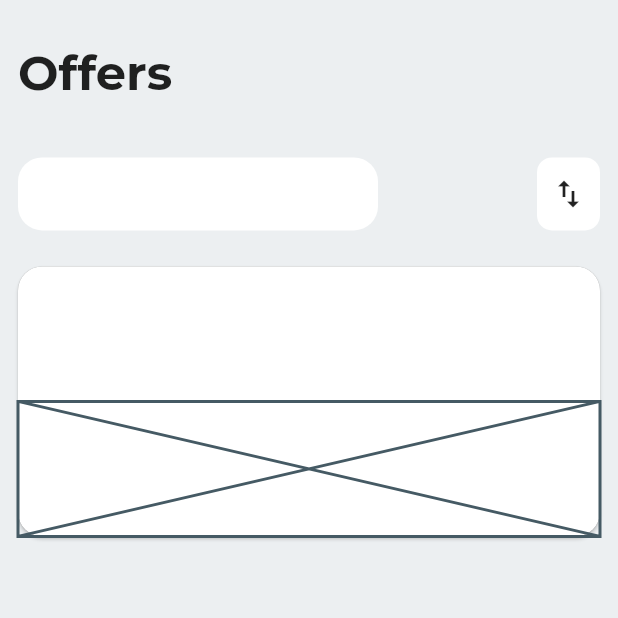
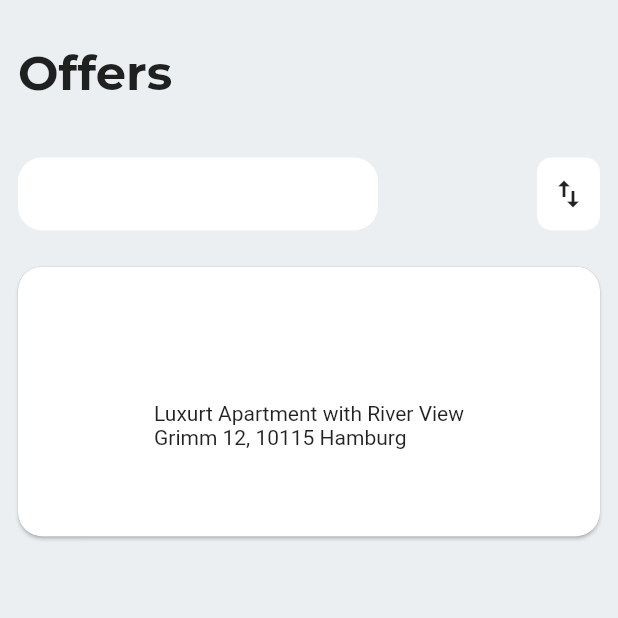
Before and after one commit to JAICHANGPARK/flutter_notebook_11th_story, a Flutter app: the screen it shows after launch, on a phone screen of 412 x 824 dp, the top half of it. Run offline on Flutter 3.47's test engine with Material 2 defaults, Android fonts, the phone set to English and light mode, and no system bars; our stand-ins replace backdrop, badges, flutter_inner_drawer, flutter_slidable, flutter_swiper, google_fonts.

Commit message:
Update offers_home_page.dart

```diff
--- a/lib/ep741_offers_app/ui/offers_home_page.dart
+++ b/lib/ep741_offers_app/ui/offers_home_page.dart
@@ -72,7 +72,13 @@ class _OffersHomePageState extends State<OffersHomePage> {
                                         ],
                                       ),
                                     )),
-                            Expanded(child: Placeholder()),
+                            Expanded(child: Column(
+                              crossAxisAlignment: CrossAxisAlignment.start,
+                              children: [
+                                Text("Luxurt Apartment with River View"),
+                                Text("Grimm 12, 10115 Hamburg")
+                              ],
+                            )),
 
                           ],
                         ),
```
